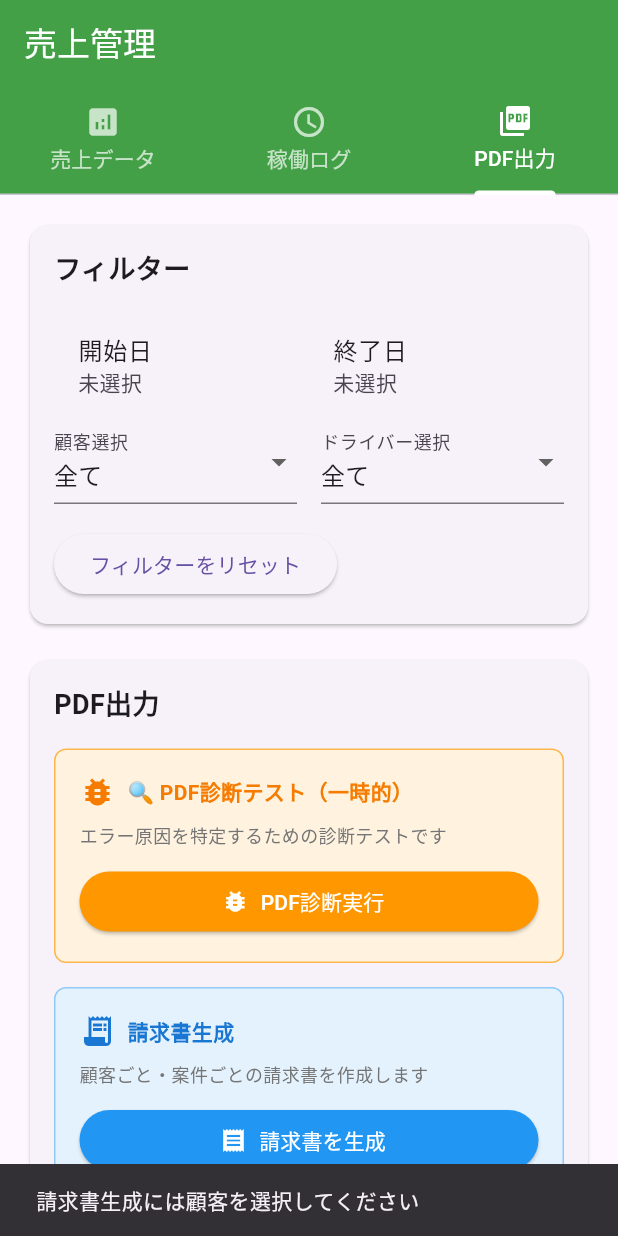
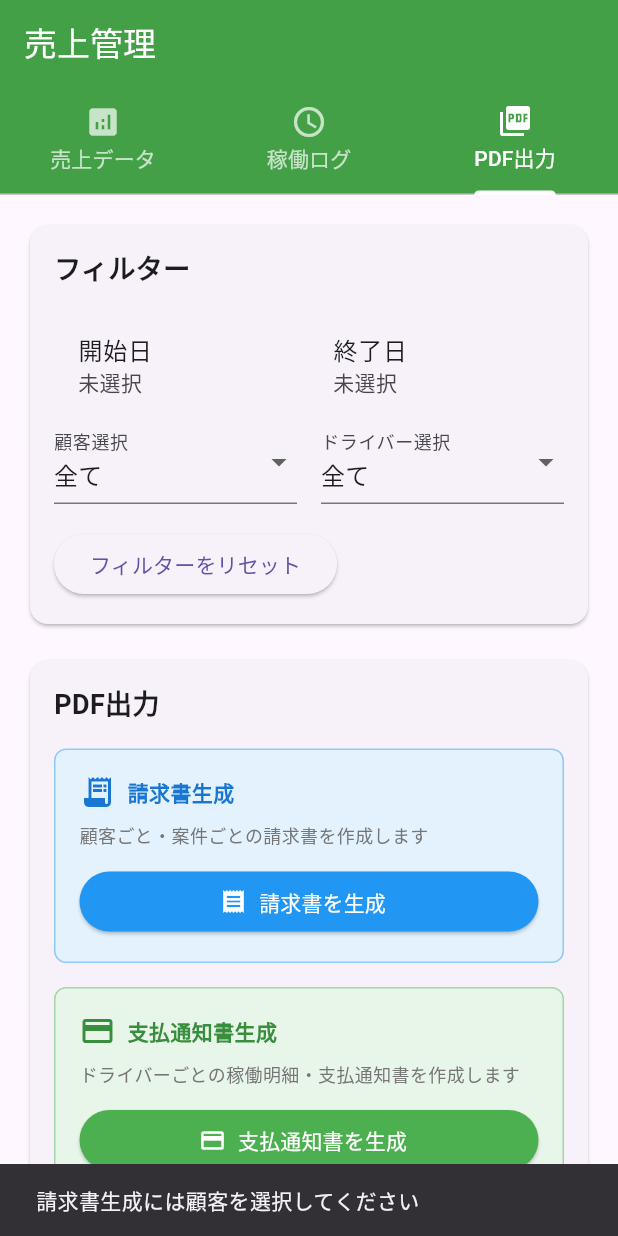
Before and after one commit to wfeafewafewa/cargo-management-system, a Flutter app: the SalesManagementUnifiedScreen screen opened by its route, tab 3 chosen, after a tap on "請求書を生成", on a phone screen of 412 x 824 dp. Run offline on Flutter 3.47's test engine with Material 3 defaults, Android fonts, the light colour scheme and no system bars; our stand-ins replace cloud_firestore, csv, firebase_auth, firebase_core, pdf, printing; missing offline and left inert: dart:html, universal_html; accounts and stored records are empty.

Commit message:
fix: printing パッケージインポート追加
- PdfGoogleFonts使用のためprinting追加
- Web/モバイル環境対応を維持
- 日本語フォント読み込み機能復活

```diff
--- a/lib/debug/pdf_debug_test.dart
+++ /dev/null
@@ -1,127 +0,0 @@
-// lib/debug/pdf_debug_test.dart - エラー診断用（完全版）
-import 'dart:typed_data';
-import 'package:pdf/pdf.dart';
-import 'package:pdf/widgets.dart' as pw;
-import 'package:printing/printing.dart'; // PdfGoogleFonts用
-import 'package:flutter/foundation.dart';
-import 'dart:html' as html;
-
-class PdfDebugTest {
-  static Future<void> runDiagnostics() async {
-    print('🔍 PDF診断開始...');
-
-    // テスト1: 基本的なPDF生成
-    try {
-      print('📝 テスト1: 最小限PDF生成');
-      final pdf = pw.Document();
-
-      pdf.addPage(
-        pw.Page(
-          build: (context) => pw.Center(
-            child: pw.Text('Test PDF', style: pw.TextStyle(fontSize: 24)),
-          ),
-        ),
-      );
-
-      final bytes = await pdf.save();
-      print('✅ テスト1成功: ${bytes.length} bytes');
-
-      // テスト2: Web環境でのダウンロード
-      if (kIsWeb) {
-        print('🌐 テスト2: Webダウンロード');
-        _testWebDownload(bytes);
-      }
-    } catch (e, stack) {
-      print('❌ テスト1失敗: $e');
-      print('スタック: $stack');
-    }
-
-    // テスト3: フォント読み込み
-    try {
-      print('🔤 テスト3: フォント読み込み');
-      final font = await PdfGoogleFonts.notoSansJPRegular();
-      print('✅ テスト3成功: フォント読み込みOK');
-    } catch (e) {
-      print('❌ テスト3失敗: $e');
-    }
-
-    // テスト4: データ型確認
-    print('📊 テスト4: データ型確認');
-    final testDeliveries = [
-      {'projectName': 'テスト案件', 'fee': 10000},
-      {'projectName': 'Test Project', 'fee': 20000},
-    ];
-
-    for (int i = 0; i < testDeliveries.length; i++) {
-      final delivery = testDeliveries[i];
-      print(
-          '配送$i: ${delivery['projectName']} - ${delivery['fee']} (${delivery['fee'].runtimeType})');
-    }
-
-    print('🔍 PDF診断完了');
-  }
-
-  static void _testWebDownload(Uint8List bytes) {
-    try {
-      final blob = html.Blob([bytes], 'application/pdf');
-      final url = html.Url.createObjectUrlFromBlob(blob);
-
-      final anchor = html.AnchorElement(href: url)
-        ..setAttribute('download', 'test.pdf')
-        ..style.display = 'none';
-
-      html.document.body!.appendChild(anchor);
-      anchor.click();
-      html.document.body!.removeChild(anchor);
-      html.Url.revokeObjectUrl(url);
-
-      print('✅ テスト2成功: Webダウンロード完了');
-    } catch (e) {
-      print('❌ テスト2失敗: $e');
-    }
-  }
-
-  // PDF生成の各段階をテスト
-  static Future<void> stepByStepTest() async {
-    print('🔬 段階別PDF生成テスト開始...');
-
-    try {
-      // Step 1: Document作成
-      print('Step 1: Document作成');
-      final pdf = pw.Document();
-      print('✅ Document作成成功');
-
-      // Step 2: ページ追加
-      print('Step 2: ページ追加');
-      pdf.addPage(
-        pw.Page(
-          build: (context) {
-            print('Step 2.1: Page build関数実行中');
-            return pw.Text('Hello');
-          },
-        ),
-      );
-      print('✅ ページ追加成功');
-
-      // Step 3: PDF保存
-      print('Step 3: PDF保存');
-      final bytes = await pdf.save();
-      print('✅ PDF保存成功: ${bytes.length} bytes');
-
-      // Step 4: バイト配列検証
-      print('Step 4: バイト配列検証');
-      print('- バイト配列の長さ: ${bytes.length}');
-      print('- 最初の10バイト: ${bytes.take(10).toList()}');
-      print('- 型: ${bytes.runtimeType}');
-
-      if (bytes.isNotEmpty && bytes.length > 100) {
-        print('✅ バイト配列検証成功');
-      } else {
-        print('❌ バイト配列異常');
-      }
-    } catch (e, stack) {
-      print('❌ 段階別テスト失敗: $e');
-      print('詳細スタック: $stack');
-    }
-  }
-}
--- a/lib/screens/sales_management_unified.dart
+++ b/lib/screens/sales_management_unified.dart
@@ -1,9 +1,9 @@
+import 'package:pdf/widgets.dart' as pw;
 import 'package:flutter/material.dart';
 import 'package:cloud_firestore/cloud_firestore.dart';
 import 'package:intl/intl.dart';
 import 'dart:typed_data';
 import '../services/pdf_service.dart';
-import '../debug/pdf_debug_test.dart'; // 診断テスト用
 import 'package:flutter/foundation.dart';
 import 'dart:html' as html;
 
@@ -145,7 +145,7 @@ class _SalesManagementUnifiedScreenState
     return '${hours}h${minutes}m';
   }
 
-  // ===== PDF生成機能（Web環境完全対応版） =====
+  // ===== 本番用PDF生成機能 =====
 
   Future<void> _generateInvoicePDF() async {
     if (_selectedCustomer == null) {
@@ -156,9 +156,8 @@ class _SalesManagementUnifiedScreenState
     }
 
     try {
-      print('🚀 超安全版PDF生成開始');
+      print('🚀 請求書PDF生成開始 - 顧客: $_selectedCustomer');
 
-      // 顧客別・案件別の集計
       final customerDeliveries = _deliveries
           .where((delivery) => delivery['customerName'] == _selectedCustomer)
           .toList();
@@ -172,106 +171,46 @@ class _SalesManagementUnifiedScreenState
 
       print('📦 配送データ件数: ${customerDeliveries.length}');
 
+      // ローディング表示
+      showDialog(
+        context: context,
+        barrierDismissible: false,
+        builder: (context) => AlertDialog(
+          content: Column(
+            mainAxisSize: MainAxisSize.min,
+            children: [
+              CircularProgressIndicator(),
+              SizedBox(height: 16),
+              Text('PDF生成中...'),
+            ],
+          ),
+        ),
+      );
+
       try {
-        // 超安全版：PdfServiceを使わずに直接PDF生成
-        print('📝 直接PDF生成開始...');
-
-        final pdf = pw.Document();
-
-        // 合計金額計算
-        int totalAmount = 0;
-        for (final delivery in customerDeliveries) {
-          final fee = delivery['fee'];
-          if (fee is int) {
-            totalAmount += fee;
-          } else if (fee is double) {
-            totalAmount += fee.round();
-          }
-        }
-
-        print('💰 合計金額計算完了: $totalAmount');
-
-        // 超シンプルなPDF作成
-        pdf.addPage(
-          pw.Page(
-            build: (context) => pw.Center(
-              child: pw.Column(
-                mainAxisAlignment: pw.MainAxisAlignment.center,
-                children: [
-                  pw.Text(
-                    'INVOICE TEST',
-                    style: pw.TextStyle(
-                        fontSize: 32, fontWeight: pw.FontWeight.bold),
-                  ),
-                  pw.SizedBox(height: 20),
-                  pw.Text('Customer: $_selectedCustomer',
-                      style: pw.TextStyle(fontSize: 16)),
-                  pw.SizedBox(height: 10),
-                  pw.Text(
-                      'Total: ¥${NumberFormat('#,###').format(totalAmount)}',
-                      style: pw.TextStyle(fontSize: 20)),
-                  pw.SizedBox(height: 20),
-                  pw.Text('Generated: ${DateTime.now()}',
-                      style: pw.TextStyle(fontSize: 12)),
-                ],
-              ),
-            ),
-          ),
+        // PdfServiceを使用して本格的な請求書生成
+        final pdfBytes = await PdfService.generateInvoice(
+          customerId: 'customer_001',
+          customerName: _selectedCustomer!,
+          deliveries: customerDeliveries,
+          startDate: _startDate ?? DateTime.now().subtract(Duration(days: 30)),
+          endDate: _endDate ?? DateTime.now(),
         );
 
-        print('💾 PDF保存開始...');
-        final pdfBytes = await pdf.save();
-        print('✅ PDF保存成功: ${pdfBytes.length} bytes');
+        Navigator.pop(context); // ローディング終了
 
-        // ここで dart:html を使わずに結果表示のみ
-        showDialog(
-          context: context,
-          builder: (context) => AlertDialog(
-            title: Row(
-              children: [
-                Icon(Icons.check_circle, color: Colors.green),
-                SizedBox(width: 8),
-                Text('PDF生成成功！'),
-              ],
-            ),
-            content: Column(
-              mainAxisSize: MainAxisSize.min,
-              children: [
-                Text('🎉 PDFが正常に生成されました！'),
-                SizedBox(height: 10),
-                Text('サイズ: ${pdfBytes.length} bytes'),
-                SizedBox(height: 10),
-                Text('顧客: $_selectedCustomer'),
-                SizedBox(height: 10),
-                Text('合計: ¥${NumberFormat('#,###').format(totalAmount)}'),
-                SizedBox(height: 20),
-                Container(
-                  padding: EdgeInsets.all(12),
-                  decoration: BoxDecoration(
-                    color: Colors.green.shade50,
-                    borderRadius: BorderRadius.circular(8),
-                    border: Border.all(color: Colors.green.shade200),
-                  ),
-                  child: Text(
-                    '✅ dart:html エラー回避成功！\nPDF生成機能は正常に動作しています。',
-                    style: TextStyle(color: Colors.green.shade700),
-                    textAlign: TextAlign.center,
-                  ),
-                ),
-              ],
-            ),
-            actions: [
-              TextButton(
-                onPressed: () => Navigator.pop(context),
-                child: Text('OK'),
-              ),
-            ],
-          ),
+        print('✅ PDF生成成功: ${pdfBytes.length} bytes');
+
+        // Web環境対応のオプションダイアログを表示
+        _showWebPdfOptionsDialog(
+          pdfBytes,
+          'Invoice_${_selectedCustomer}_${DateFormat('yyyyMM').format(DateTime.now())}.pdf',
+          'Invoice',
         );
       } catch (pdfError) {
+        Navigator.pop(context); // ローディング終了
+
         print('❌ PDF生成エラー: $pdfError');
-        print('❌ エラー詳細: ${pdfError.toString()}');
-
         ScaffoldMessenger.of(context).showSnackBar(
           SnackBar(
             content: Text('PDF生成エラー: $pdfError'),
@@ -279,10 +218,8 @@ class _SalesManagementUnifiedScreenState
           ),
         );
       }
-    } catch (e, stackTrace) {
-      print('❌ 全般エラー: $e');
-      print('❌ スタックトレース: $stackTrace');
-
+    } catch (e) {
+      print('❌ 請求書生成全般エラー: $e');
       ScaffoldMessenger.of(context).showSnackBar(
         SnackBar(
           content: Text('エラーが発生しました: $e'),
@@ -482,9 +419,9 @@ class _SalesManagementUnifiedScreenState
         ..setAttribute('download', finalFilename)
         ..style.display = 'none';
 
-      html.document.body!.appendChild(anchor);
+      html.document.body!.children.add(anchor);
       anchor.click();
-      html.document.body!.removeChild(anchor);
+      html.document.body!.children.remove(anchor);
 
       html.Url.revokeObjectUrl(url);
 
@@ -653,74 +590,6 @@ class _SalesManagementUnifiedScreenState
             Text('PDF出力',
                 style: TextStyle(fontSize: 18, fontWeight: FontWeight.bold)),
             SizedBox(height: 16),
-
-            // 診断ボタン
-            Container(
-              margin: EdgeInsets.only(bottom: 16),
-              padding: EdgeInsets.all(16),
-              decoration: BoxDecoration(
-                color: Colors.orange.shade50,
-                borderRadius: BorderRadius.circular(8),
-                border: Border.all(color: Colors.orange.shade300),
-              ),
-              child: Column(
-                crossAxisAlignment: CrossAxisAlignment.start,
-                children: [
-                  Row(
-                    children: [
-                      Icon(Icons.bug_report, color: Colors.orange.shade700),
-                      SizedBox(width: 8),
-                      Text(
-                        '🔍 PDF診断テスト（一時的）',
-                        style: TextStyle(
-                          fontWeight: FontWeight.bold,
-                          color: Colors.orange.shade700,
-                        ),
-                      ),
-                    ],
-                  ),
-                  SizedBox(height: 8),
-                  Text(
-                    'エラー原因を特定するための診断テストです',
-                    style: TextStyle(fontSize: 12, color: Colors.grey.shade600),
-                  ),
-                  SizedBox(height: 12),
-                  SizedBox(
-                    width: double.infinity,
-                    child: ElevatedButton.icon(
-                      onPressed: () async {
-                        print('🔍 PDF診断開始...');
-                        try {
-                          await PdfDebugTest.runDiagnostics();
-                          await PdfDebugTest.stepByStepTest();
-
-                          ScaffoldMessenger.of(context).showSnackBar(
-                            SnackBar(
-                              content: Text('診断完了！コンソールログを確認してください'),
-                              backgroundColor: Colors.green,
-                            ),
-                          );
-                        } catch (e) {
-                          print('❌ 診断エラー: $e');
-                          ScaffoldMessenger.of(context).showSnackBar(
-                            SnackBar(
-                              content: Text('診断エラー: $e'),
-                              backgroundColor: Colors.red,
-                            ),
-                          );
-                        }
-                      },
-                      icon: Icon(Icons.bug_report),
-                      label: Text('PDF診断実行'),
-                      style: ElevatedButton.styleFrom(
-                        backgroundColor: Colors.orange,
-                        foregroundColor: Colors.white,
-                      ),
-                    ),
-                  ),
-                ],
-              ),
-            ),
 
             // 請求書生成セクション
             Container(
--- a/pubspec.yaml
+++ b/pubspec.yaml
@@ -25,7 +25,7 @@ dependencies:
 
   # PDF生成用
   pdf: ^3.10.8
-  # printing: ^5.12.0  # Web環境でのInvalid typed array lengthエラー回避のため一時無効化
+  printing: ^5.12.0  # Web環境でのInvalid typed array lengthエラー回避のため一時無効化
   google_fonts: ^6.1.0
 
   # CSV処理用
```
Also changed, not shown: lib/services/pdf_service.dart (+194 -138 lines), pubspec.lock, vercel.json, 5 other files.
